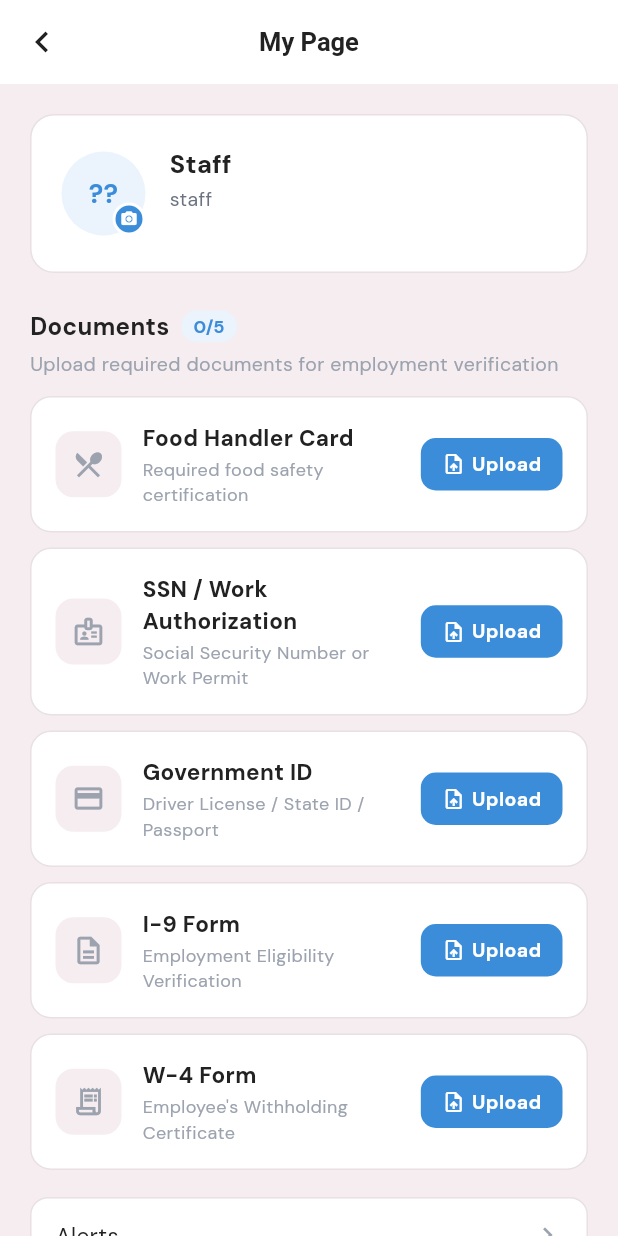
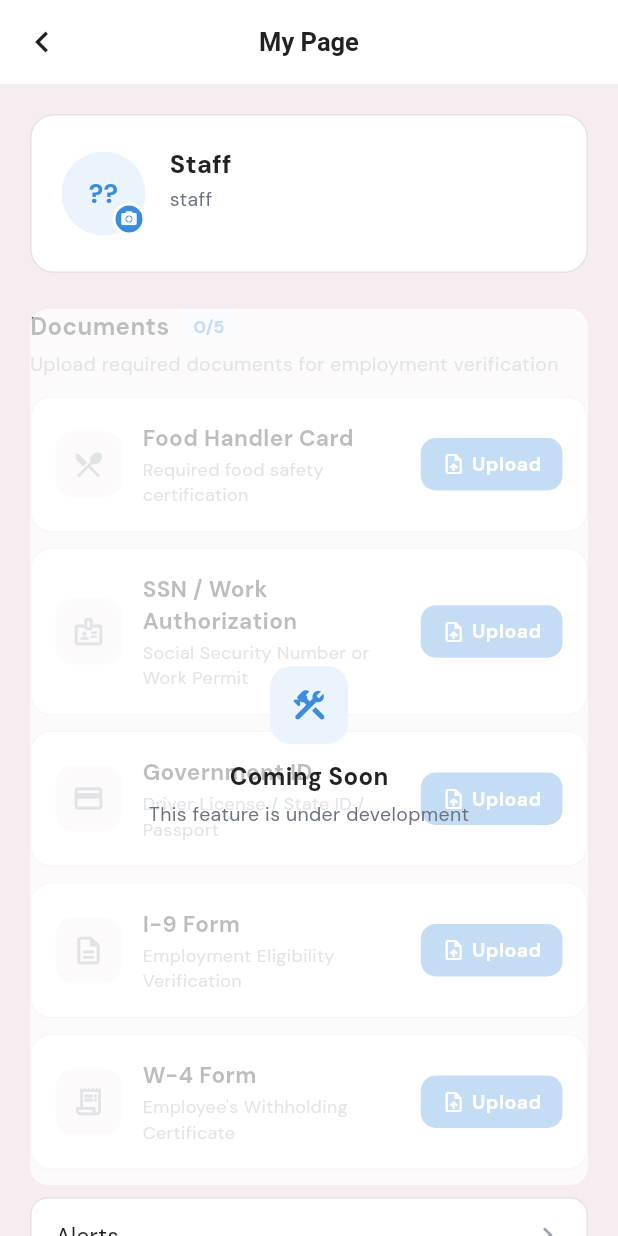
Before and after one commit to scrcorp/taskmanager-app, a Flutter app: the MyPageScreen screen opened by its route, on a phone screen of 412 x 824 dp. Run offline on Flutter 3.47's test engine with Material 3 defaults, Android fonts, the phone set to English and light mode, and no system bars; our stand-ins replace dio, flutter_riverpod, go_router, image_picker, shared_preferences; accounts and stored records are empty.

Commit message:
feat: Documents 섹션에 Coming Soon 오버레이 추가
Stack + Positioned.fill로 반투명 오버레이 + 터치 차단 적용

Co-Authored-By: Claude Opus 4.6 <noreply@anthropic.com>

```diff
--- a/lib/screens/my/my_page_screen.dart
+++ b/lib/screens/my/my_page_screen.dart
@@ -206,8 +206,6 @@ class _MyPageScreenState extends ConsumerState<MyPageScreen> {
   Widget build(BuildContext context) {
     final user = ref.watch(authProvider).user;
     final unread = ref.watch(notificationProvider).unreadCount;
-    final uploadedCount = _documents.length;
-
     return Scaffold(
       backgroundColor: AppColors.bg,
       appBar: AppBar(
@@ -267,21 +265,21 @@ class _MyPageScreenState extends ConsumerState<MyPageScreen> {
           ),
           const SizedBox(height: 24),
 
-          // ── Documents Section ──
+          // ── Documents Section (Coming Soon) ──
+          Stack(
+            children: [
+              IgnorePointer(
+                child: Column(
+                  crossAxisAlignment: CrossAxisAlignment.start,
+                  children: [
                     Row(
                       children: [
                         const Text('Documents', style: TextStyle(fontSize: 16, fontWeight: FontWeight.w700, color: AppColors.text)),
                         const SizedBox(width: 8),
                         Container(
                           padding: const EdgeInsets.symmetric(horizontal: 8, vertical: 2),
-                decoration: BoxDecoration(
-                  color: uploadedCount == _documentTypes.length ? AppColors.successBg : AppColors.accentBg,
-                  borderRadius: BorderRadius.circular(10),
-                ),
-                child: Text(
-                  '$uploadedCount/${_documentTypes.length}',
-                  style: TextStyle(fontSize: 12, fontWeight: FontWeight.w700, color: uploadedCount == _documentTypes.length ? AppColors.success : AppColors.accent),
-                ),
+                          decoration: BoxDecoration(color: AppColors.accentBg, borderRadius: BorderRadius.circular(10)),
+                          child: Text('0/${_documentTypes.length}', style: const TextStyle(fontSize: 12, fontWeight: FontWeight.w700, color: AppColors.accent)),
                         ),
                       ],
                     ),
@@ -290,17 +288,47 @@ class _MyPageScreenState extends ConsumerState<MyPageScreen> {
                     const SizedBox(height: 12),
                     ...List.generate(_documentTypes.length, (i) {
                       final doc = _documentTypes[i];
-            final isUploaded = _documents.containsKey(doc.key);
                       return Padding(
                         padding: const EdgeInsets.only(bottom: 10),
                         child: _DocumentCard(
-                docType: doc, isUploaded: isUploaded, uploadedAt: _uploadedAt[doc.key],
-                imageBytes: _documents[doc.key],
-                onUpload: () => _pickDocument(doc.key),
-                onPreview: () => _previewDocument(doc.key, doc.title),
+                          docType: doc, isUploaded: false,
+                          onUpload: () {},
+                          onPreview: () {},
                         ),
                       );
                     }),
+                  ],
+                ),
+              ),
+              Positioned.fill(
+                child: AbsorbPointer(
+                  absorbing: true,
+                  child: Container(
+                    decoration: BoxDecoration(
+                      color: AppColors.white.withValues(alpha: 0.7),
+                      borderRadius: BorderRadius.circular(12),
+                    ),
+                    child: Center(
+                      child: Column(
+                        mainAxisSize: MainAxisSize.min,
+                        children: [
+                          Container(
+                            width: 52, height: 52,
+                            decoration: BoxDecoration(color: AppColors.accentBg, borderRadius: BorderRadius.circular(14)),
+                            child: const Icon(Icons.construction_rounded, size: 26, color: AppColors.accent),
+                          ),
+                          const SizedBox(height: 10),
+                          const Text('Coming Soon', style: TextStyle(fontSize: 16, fontWeight: FontWeight.w700, color: AppColors.text)),
+                          const SizedBox(height: 4),
+                          const Text('This feature is under development', style: TextStyle(fontSize: 13, color: AppColors.textSecondary)),
+                        ],
+                      ),
+                    ),
+                  ),
+                ),
+              ),
+            ],
+          ),
           const SizedBox(height: 8),
 
           // ── Menu ──
```
Lines whose indentation alone changed are shown as unchanged.
